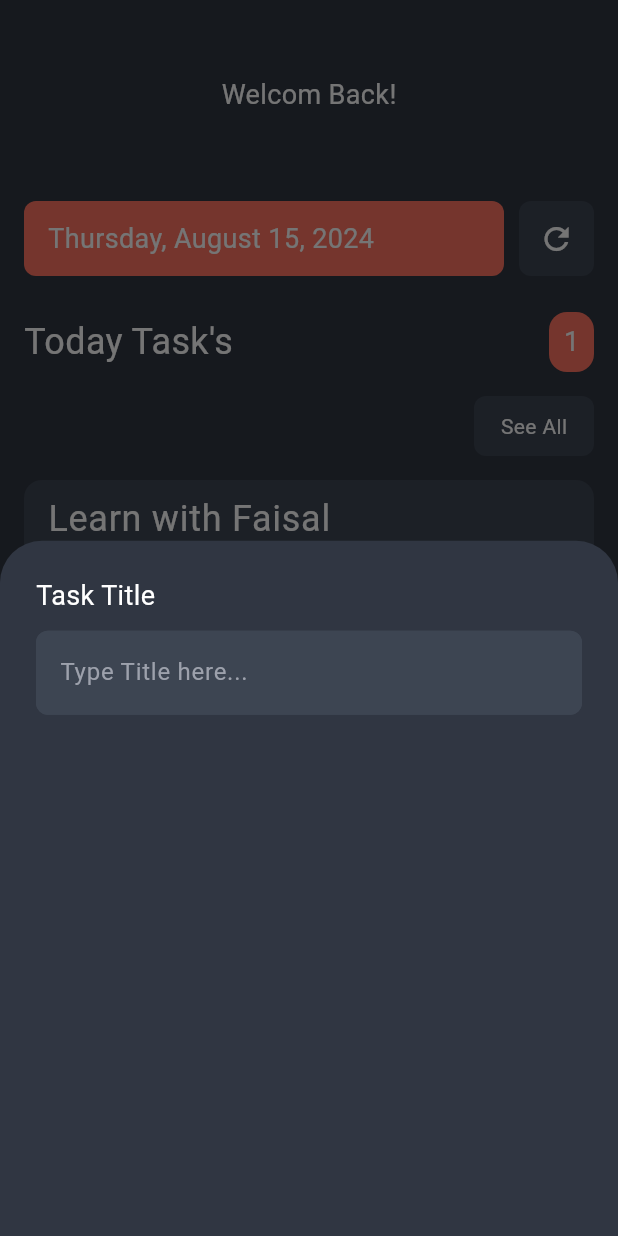
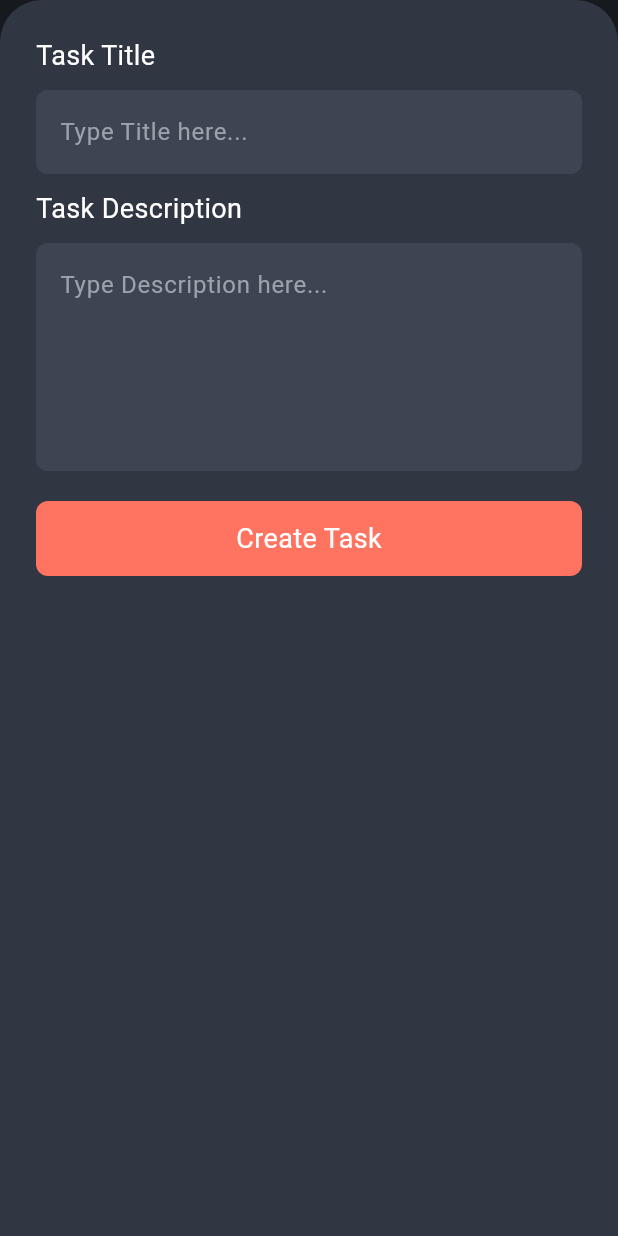
Before and after one commit to faisal-abdelnase/todoist, a Flutter app: the TasksPage screen opened directly, after a tap on the "add" icon, on a phone screen of 412 x 824 dp. Run offline on Flutter 3.47's test engine with Material 3 defaults, Android fonts, the phone set to English and light mode, and no system bars; our stand-ins replace shared_preferences; accounts and stored records are empty.

Commit message:
add custom button

```diff
--- a/lib/features/add_task/presentation/view/add_task_page.dart
+++ b/lib/features/add_task/presentation/view/add_task_page.dart
@@ -4,8 +4,8 @@ import 'package:flutter/rendering.dart';
 import 'package:flutter/widgets.dart';
 import 'package:shared_preferences/shared_preferences.dart';
 import 'package:todoist/core/utils/colors.dart';
-import 'package:todoist/features/add_task/presentation/view/widgets/custom_text_form_filled.dart';
 import 'package:todoist/features/add_task/presentation/view/widgets/date_time_format.dart';
+import 'package:todoist/features/add_task/presentation/view/widgets/modal_bottom_sheet_body.dart';
 import 'package:todoist/features/add_task/presentation/view/widgets/task_info_card.dart';
 
 class TasksPage extends StatefulWidget {
@@ -46,29 +46,11 @@ class _TasksPageState extends State<TasksPage> {
         backgroundColor: papaya,
         onPressed: () {
           showModalBottomSheet(
+            isScrollControlled: true,
             backgroundColor: rock,
             context: context,
             builder: (BuildContext context){
-              return const Padding(
-                padding: const EdgeInsets.symmetric(vertical: 24, horizontal: 24),
-                child: Column(
-                  crossAxisAlignment: CrossAxisAlignment.start,
-                  children: [
-
-                    const Text("Task Title",
-                    style: TextStyle(
-                      color: Colors.white,
-                      fontSize: 18
-                    ),),
-
-                    const SizedBox(
-                      height: 10,
-                    ),
-
-                    CustomTextFormFilled()
-                  ],
-                ),
-              );
+              return const ModalBottomSheetBody();
             }
             );
         },
--- /dev/null
+++ b/lib/features/add_task/presentation/view/widgets/custom_button.dart
@@ -0,0 +1,30 @@
+import 'package:flutter/material.dart';
+import 'package:todoist/core/utils/colors.dart';
+
+class CustomButton extends StatelessWidget {
+  const CustomButton({
+    super.key,
+  });
+
+  @override
+  Widget build(BuildContext context) {
+    return GestureDetector(
+      onTap: (){},
+      child: Container(
+        width: double.infinity,
+        height: 50,
+
+        decoration: BoxDecoration(
+          color: papaya,
+          borderRadius: BorderRadius.circular(8),
+        ),
+        child: const Center(
+          child: Text("Create Task",
+          style: TextStyle(
+            color: Colors.white,
+            fontSize: 18,
+          ),)),
+      ),
+    );
+  }
+}
--- a/lib/features/add_task/presentation/view/widgets/custom_text_form_filled.dart
+++ b/lib/features/add_task/presentation/view/widgets/custom_text_form_filled.dart
@@ -3,8 +3,11 @@ import 'package:todoist/core/utils/colors.dart';
 
 class CustomTextFormFilled extends StatelessWidget {
   const CustomTextFormFilled({
-    super.key,
+    super.key, required this.maxLine, required this.hintText,
   });
+
+  final int maxLine;
+  final String hintText;
 
   @override
   Widget build(BuildContext context) {
@@ -18,9 +21,10 @@ class CustomTextFormFilled extends StatelessWidget {
       },
 
       style: const TextStyle(color: Colors.white),
+      maxLines: maxLine,
 
       decoration: InputDecoration(
-        hintText: "Type Title here...",
+        hintText: hintText,
         hintStyle: TextStyle(
           color: gray,
         ),
--- /dev/null
+++ b/lib/features/add_task/presentation/view/widgets/modal_bottom_sheet_body.dart
@@ -0,0 +1,57 @@
+import 'package:flutter/material.dart';
+import 'package:todoist/features/add_task/presentation/view/widgets/custom_button.dart';
+import 'package:todoist/features/add_task/presentation/view/widgets/custom_text_form_filled.dart';
+
+class ModalBottomSheetBody extends StatelessWidget {
+  const ModalBottomSheetBody({
+    super.key,
+  });
+
+  @override
+  Widget build(BuildContext context) {
+    return const Padding(
+      padding: const EdgeInsets.symmetric(vertical: 24, horizontal: 24),
+      child: Column(
+        crossAxisAlignment: CrossAxisAlignment.start,
+        children: [
+
+          const Text("Task Title",
+          style: TextStyle(
+            color: Colors.white,
+            fontSize: 18
+          ),),
+
+          const SizedBox(
+            height: 10,
+          ),
+
+          const CustomTextFormFilled(hintText: "Type Title here...", maxLine: 1,),
+
+          const SizedBox(
+            height: 10,
+          ),
+
+          const Text("Task Description",
+          style: TextStyle(
+            color: Colors.white,
+            fontSize: 18
+          ),),
+
+          const SizedBox(
+            height: 10,
+          ),
+
+
+          const CustomTextFormFilled(hintText: "Type Description here...", maxLine: 5,),
+
+          const SizedBox(
+            height: 20,
+          ),
+
+          CustomButton(),
+
+        ],
+      ),
+    );
+  }
+}
```
